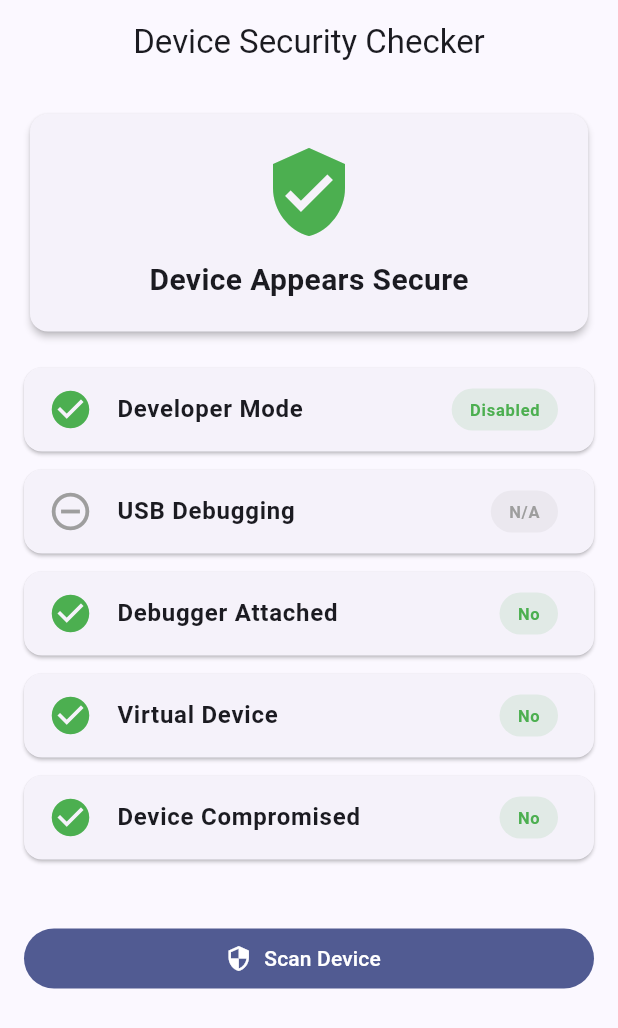
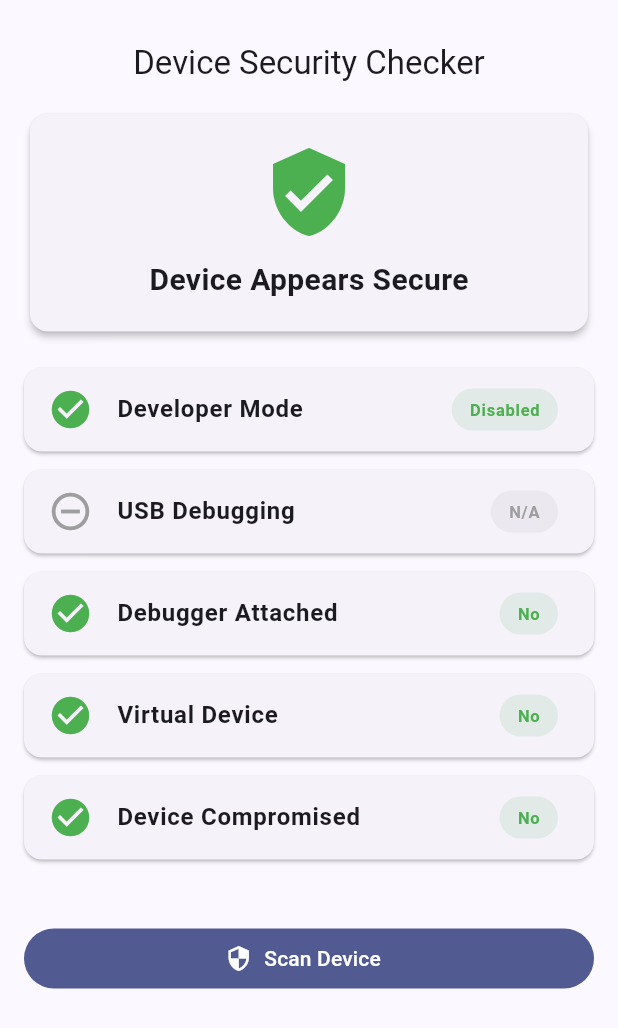
Before and after one commit to vijayisonwork/device_security_checker, a Flutter app: the screen it shows after launch, after a tap on "Scan Device", on a phone screen of 412 x 824 dp. Shown: the top 1028 px of the screen. Run offline on Flutter 3.47's test engine with Material 3 defaults, Android fonts, the phone set to English and light mode, and no system bars.

Commit message:
feat: screenshots aligned and version chamged to 1.1.3

```diff
--- a/example/lib/main.dart
+++ b/example/lib/main.dart
@@ -50,7 +50,9 @@ class _HomePageState extends State<HomePage> {
     });
 
     try {
-      final report = await DeviceSecurityChecker.scan();
+      await SecurityService.instance.scan();
+
+      final report = SecurityService.instance.report;
 
       setState(() {
         _report = report;
@@ -86,7 +88,7 @@ class _HomePageState extends State<HomePage> {
 
     return Scaffold(
       appBar: AppBar(
-        title: const Text("Device Security Checker"),
+        title: const Text("\nDevice Security Checker"),
         centerTitle: true,
       ),
       body: RefreshIndicator(
--- a/pubspec.yaml
+++ b/pubspec.yaml
@@ -2,7 +2,7 @@ name: device_security_checker
 
 description: A Flutter plugin for detecting common device security risks such as Developer Mode, USB Debugging, Emulator/Simulator, and more.
 
-version: 1.1.2
+version: 1.1.3
 
 homepage: https://github.com/vijayisonwork/device_security_checker
 repository: https://github.com/vijayisonwork/device_security_checker
@@ -18,7 +18,6 @@ topics:
 
 environment:
   sdk: ">=3.6.0 <4.0.0"
-  flutter: ">=3.27.0"
 
 dependencies:
   flutter:
```
Also changed, not shown: example/pubspec.lock, 10 other files.
